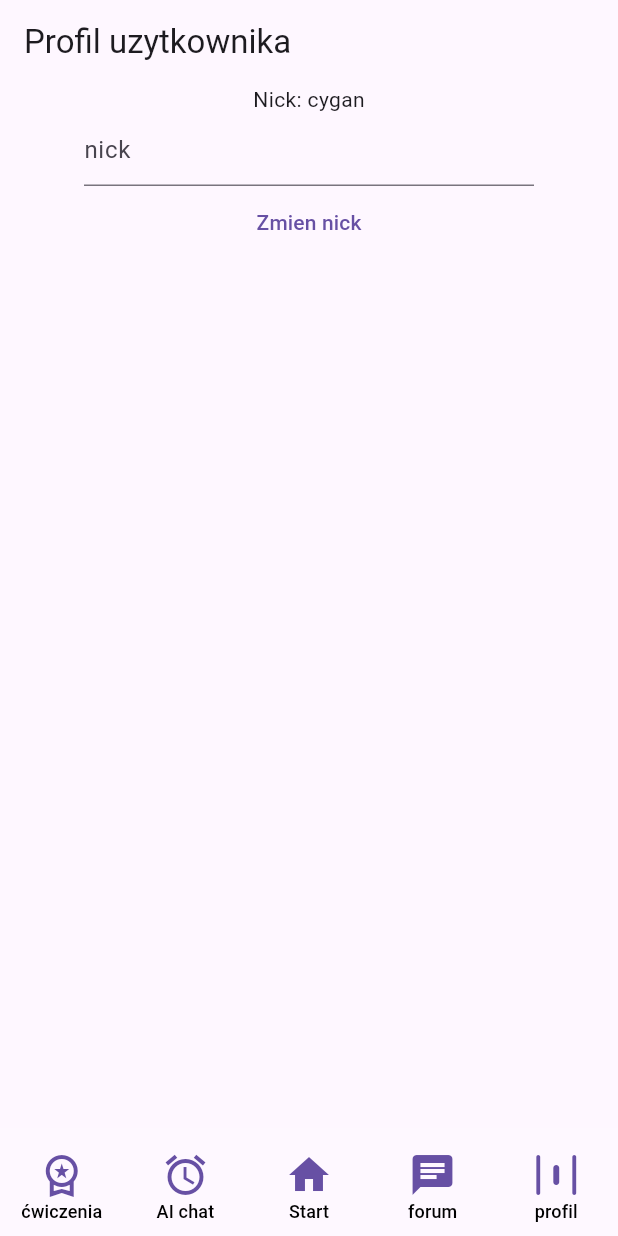
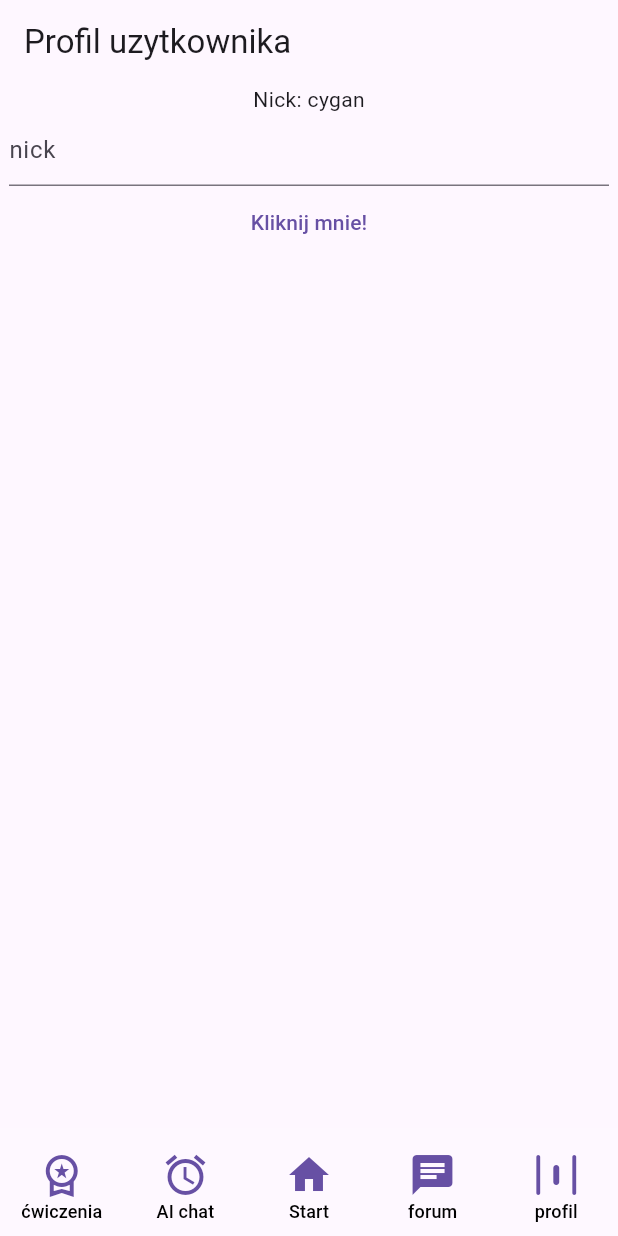
Before and after one commit to xSmilO/JakSieMasz, a Flutter app: the screen it shows after launch, item 5 of the bottom bar chosen, on a phone screen of 412 x 824 dp. Run offline on Flutter 3.47's test engine with Material 3 defaults, Android fonts, the phone set to English and light mode, and no system bars; our stand-ins replace go_router.

Commit message:
Zmiana buttona w profilu

```diff
--- a/lib/UI/Profile/profile_screen.dart
+++ b/lib/UI/Profile/profile_screen.dart
@@ -15,7 +15,6 @@ class ProfileScreen extends StatelessWidget {
         title: Text("Profil uzytkownika"),
       ),
       body: Center(
-        // child: Text("profil."),
         child: Column(
           children: [
             Consumer<ProfileViewModel>(builder: (context, profile, child) {
@@ -24,7 +23,7 @@ class ProfileScreen extends StatelessWidget {
             FormField<String>(
               builder: (state) {
                 return SizedBox(
-                  width: 300,
+                  width: 400,
                   child: TextFormField(
                     decoration: InputDecoration(hintText: "nick"),
                     onChanged: (value) {
@@ -35,7 +34,7 @@ class ProfileScreen extends StatelessWidget {
               },
             ),
             TextButton(
-              child: Text("Zmien nick"),
+              child: Text("Kliknij mnie!"),
               onPressed: () => viewModel.changeName(formData),
             ),
           ],
```
Also changed, not shown: lib/UI/AIChat/aichat_screen.dart (+6 -1 lines).
